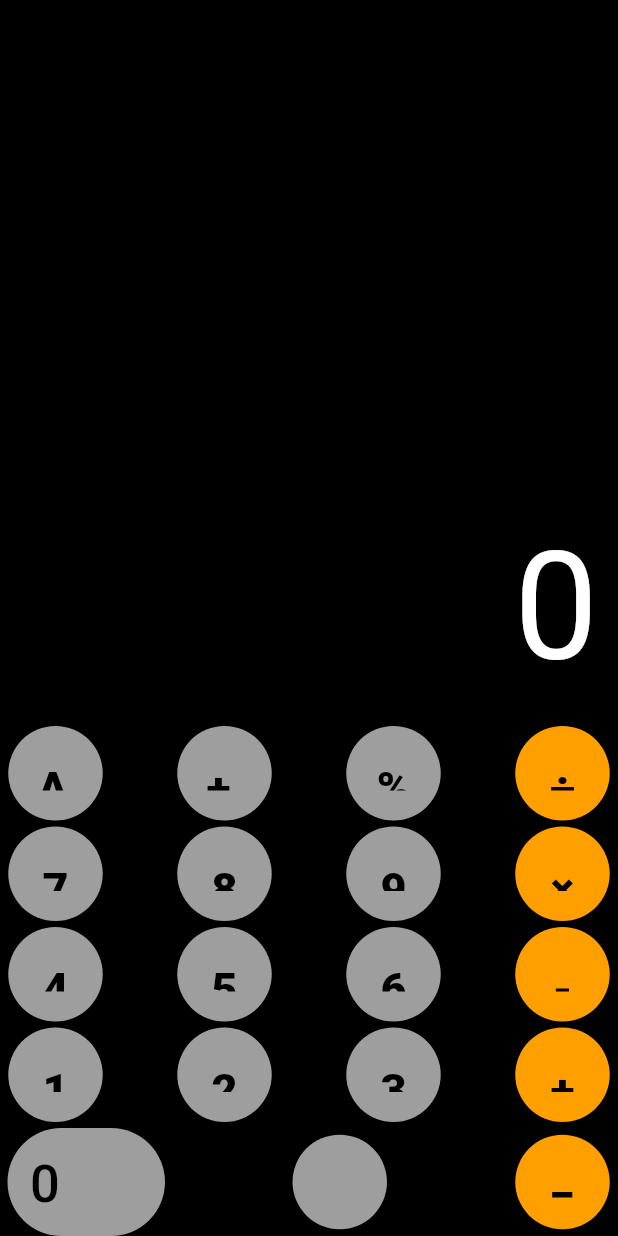
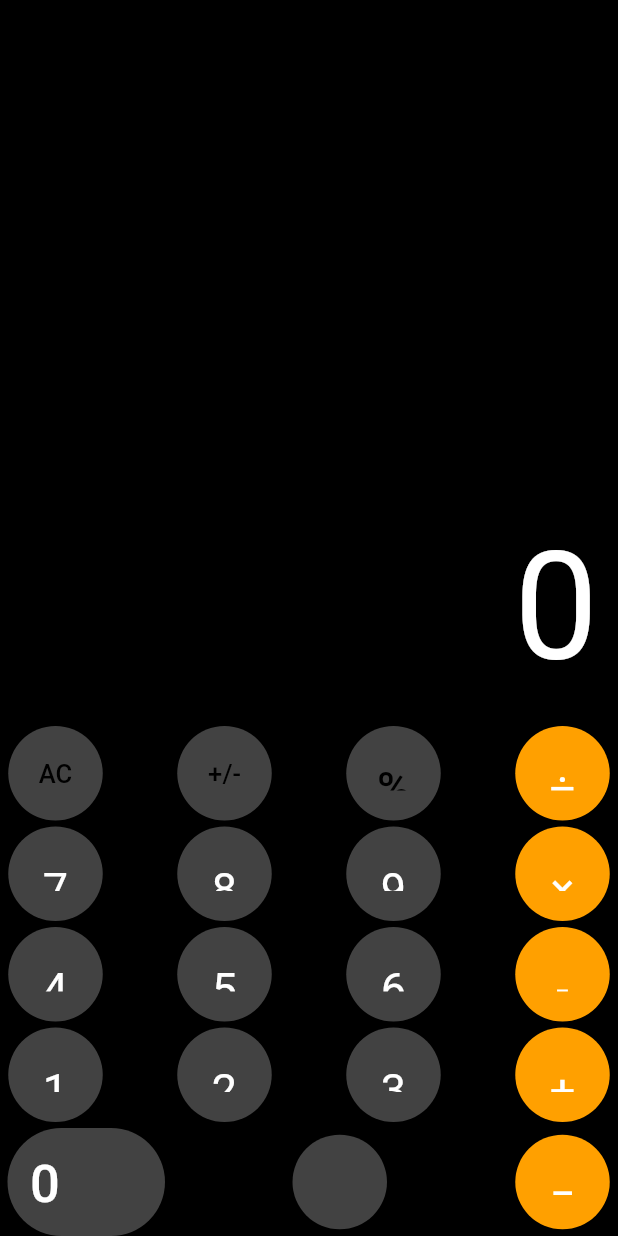
Before and after one commit to MdSohidUllahChowdhury/IOS-Calculator-, a Flutter app: the screen it shows after launch, on a phone screen of 412 x 824 dp. Run offline on Flutter 3.47's test engine with Material 3 defaults, Android fonts, the phone set to English and light mode, and no system bars.

Commit message:
Fix some bugs

```diff
--- a/lib/calculator.dart
+++ b/lib/calculator.dart
@@ -7,112 +7,167 @@ class Calculator extends StatefulWidget {
   @override
   State<Calculator> createState() => _CalculatorState();
 }
+
 class _CalculatorState extends State<Calculator> {
-   Widget Calculatorbtn (String btntx, Color btncl, Color txcl)
-  {
-
-
+  Widget Calculatorbtn(String btntx, Color btncl, Color txcl) {
     return Container(
-
-    child: ElevatedButton(onPressed: () {},
-     child: Text(btntx, style: TextStyle(
-      fontSize: 30,
-      fontWeight: FontWeight.w800,
-      color: Colors.black
-     ),
+      child: ElevatedButton(
+        onPressed: () {},
+        child: Text(
+          btntx,
+          style: TextStyle(
+              fontSize: 30, fontWeight: FontWeight.w400, color: Colors.white),
         ),
         style: ElevatedButton.styleFrom(
             backgroundColor: btncl,
             fixedSize: Size(63, 63),
             shape: CircleBorder(),
-      padding: EdgeInsets.all(20)
-      ),
+            padding: EdgeInsets.all(20)),
       ),
     );
   }
+
   @override
   Widget build(BuildContext context) {
-    return Scaffold(backgroundColor: Colors.black,
-
-
+    return Scaffold(
+        backgroundColor: Colors.black,
         body: Padding(
           padding: const EdgeInsets.symmetric(horizontal: 5),
-  child: Column( mainAxisAlignment: MainAxisAlignment.end,
+          child: Column(
+            mainAxisAlignment: MainAxisAlignment.end,
             children: [
               Row(
                 mainAxisAlignment: MainAxisAlignment.end,
                 children: [
-          Padding(padding: EdgeInsets.all(8),
-          child: Text("0",textAlign: TextAlign.left,
-          style:TextStyle(
+                  Padding(
+                    padding: EdgeInsets.all(8),
+                    child: Text(
+                      "0",
+                      textAlign: TextAlign.left,
+                      style: TextStyle(
                         color: Colors.white,
                         fontSize: 100,
-          ) ,),
                       ),
-
+                    ),
+                  ),
                 ],
               ),
-
               Row(
                 mainAxisAlignment: MainAxisAlignment.spaceBetween,
                 children: [
-          Calculatorbtn('AC', Colors.grey, Colors.black),
-          Calculatorbtn("+/-", Colors.grey, Colors.black),
-          Calculatorbtn('%', Colors.grey, Colors.black),
+                  ElevatedButton(
+                    onPressed: () {},
+                    child: Text(
+                      'AC',
+                      style: TextStyle(
+                          fontSize: 17,
+                          fontWeight: FontWeight.w500,
+                          color: Colors.black),
+                    ),
+                    style: ElevatedButton.styleFrom(
+                        backgroundColor: Colors.grey.shade800,
+                        fixedSize: Size(63, 63),
+                        shape: CircleBorder(),
+                        padding: EdgeInsets.all(20)),
+                  ),
+
+                  ElevatedButton(
+                    onPressed: () {},
+                    child: Text(
+                      '+/-',
+                      style: TextStyle(
+                          fontSize: 17,
+                          fontWeight: FontWeight.w500,
+                          color: Colors.black),
+                    ),
+                    style: ElevatedButton.styleFrom(
+                        backgroundColor: Colors.grey.shade800,
+                        fixedSize: Size(63, 63),
+                        shape: CircleBorder(),
+                        padding: EdgeInsets.all(20)),
+                  ),
+
+                  ElevatedButton(
+                    onPressed: () {},
+                    child: Text(
+                      '%',
+                      style: TextStyle(
+                          fontSize: 30,
+                          fontWeight: FontWeight.w500,
+                          color: Colors.black),
+                    ),
+                    style: ElevatedButton.styleFrom(
+                        backgroundColor: Colors.grey.shade800,
+                        fixedSize: Size(63, 63),
+                        shape: CircleBorder(),
+                        padding: EdgeInsets.all(20)),
+                  ),
+
+                  //Calculatorbtn("AC", Colors.grey.shade800, Colors.black),
+                  //Calculatorbtn("+/-", Colors.grey.shade800, Colors.black),
+                  //Calculatorbtn('%', Colors.grey.shade800, Colors.black),
                   Calculatorbtn('÷', Colors.amber.shade700, Colors.white)
                 ],
               ),
-      SizedBox(height: 4,),
+              SizedBox(
+                height: 4,
+              ),
               Row(
                 mainAxisAlignment: MainAxisAlignment.spaceBetween,
                 children: [
-          Calculatorbtn('7', Colors.grey, Colors.black),
-          Calculatorbtn("8", Colors.grey, Colors.black),
-          Calculatorbtn('9', Colors.grey, Colors.black),
+                  Calculatorbtn('7', Colors.grey.shade800, Colors.white),
+                  Calculatorbtn("8", Colors.grey.shade800, Colors.white),
+                  Calculatorbtn('9', Colors.grey.shade800, Colors.white),
                   Calculatorbtn('×', Colors.amber.shade700, Colors.white)
                 ],
               ),
-SizedBox(height: 4,),
+              SizedBox(
+                height: 4,
+              ),
               Row(
                 mainAxisAlignment: MainAxisAlignment.spaceBetween,
                 children: [
-          Calculatorbtn('4', Colors.grey, Colors.black),
-          Calculatorbtn("5", Colors.grey, Colors.black),
-          Calculatorbtn('6', Colors.grey, Colors.black),
+                  Calculatorbtn('4', Colors.grey.shade800, Colors.white),
+                  Calculatorbtn("5", Colors.grey.shade800, Colors.white),
+                  Calculatorbtn('6', Colors.grey.shade800, Colors.white),
                   Calculatorbtn('-', Colors.amber.shade700, Colors.white)
                 ],
               ),
-SizedBox(height: 4,),
+              SizedBox(
+                height: 4,
+              ),
               Row(
                 mainAxisAlignment: MainAxisAlignment.spaceBetween,
                 children: [
-          Calculatorbtn('1', Colors.grey, Colors.black),
-          Calculatorbtn("2", Colors.grey, Colors.black),
-          Calculatorbtn('3', Colors.grey, Colors.black),
+                  Calculatorbtn('1', Colors.grey.shade800, Colors.white),
+                  Calculatorbtn("2", Colors.grey.shade800, Colors.white),
+                  Calculatorbtn('3', Colors.grey.shade800, Colors.white),
                   Calculatorbtn('+', Colors.amber.shade700, Colors.white)
                 ],
               ),
-SizedBox(height: 4,),
+              SizedBox(
+                height: 4,
+              ),
               Row(
                 mainAxisAlignment: MainAxisAlignment.spaceBetween,
                 children: [
-          ElevatedButton(onPressed: (){}, child: Text('0',
-          style: TextStyle(fontSize: 35,
-          color:Colors.black),
+                  ElevatedButton(
+                    onPressed: () {},
+                    child: Text(
+                      '0',
+                      style: TextStyle(fontSize: 35, color: Colors.white),
                     ),
                     style: ElevatedButton.styleFrom(
                         shape: StadiumBorder(),
-            backgroundColor: Colors.grey,
-            padding: EdgeInsets.fromLTRB(15,12,70,10)
-          ),),
-          Calculatorbtn('.', Colors.grey, Colors.black),
+                        backgroundColor: Colors.grey.shade800,
+                        padding: EdgeInsets.fromLTRB(15, 12, 70, 10)),
+                  ),
+                  Calculatorbtn('.', Colors.grey.shade800, Colors.white),
                   Calculatorbtn('=', Colors.amber.shade700, Colors.white)
                 ],
               ),
             ],
           ),
-)
-
-    );
+        ));
   }
 }
```
Lines whose indentation alone changed are shown as unchanged.
